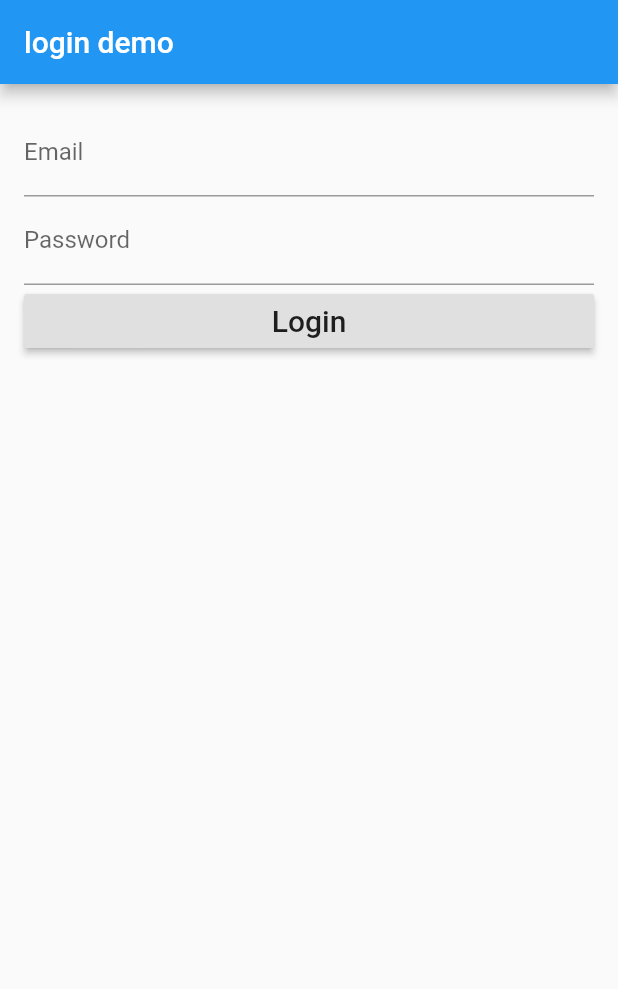
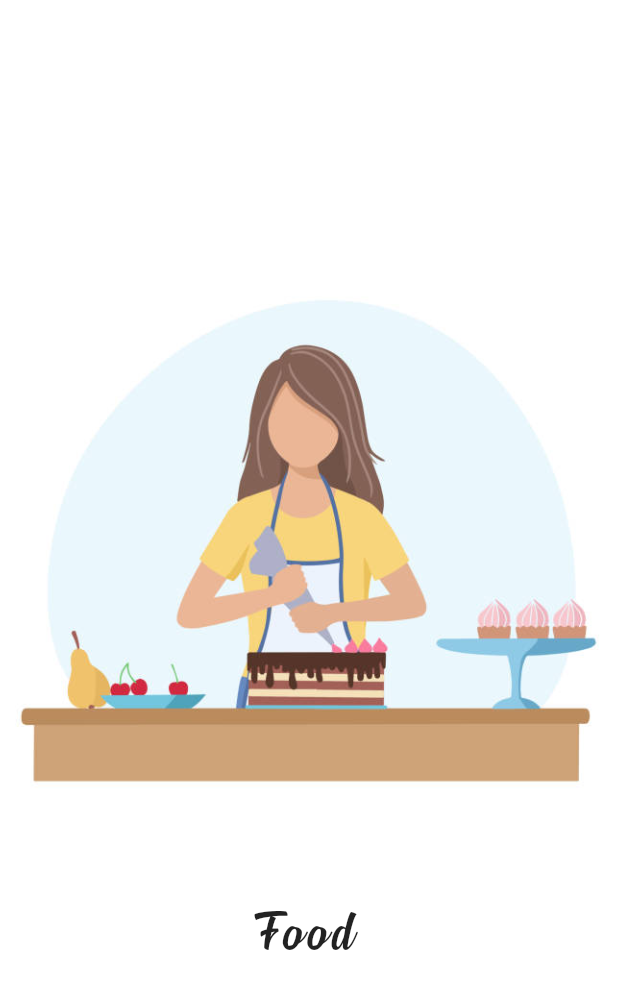
Before and after one commit to lyg509/driver_test, a Flutter app: the screen it shows after launch, on a phone screen of 412 x 824 dp. Shown: the top 989 px of the screen. Run offline on Flutter 3.47's test engine with Material 2 defaults, Android fonts, the phone set to English and light mode, and no system bars; our stand-ins replace firebase_core, geocoding, geolocator, image_picker, sqflite; accounts and stored records are empty.

Commit message:
modified main.yaml

```diff
--- a/lib/main.dart
+++ b/lib/main.dart
@@ -1,23 +1,31 @@
+import 'package:firebase_core/firebase_core.dart';
 import 'package:flutter/material.dart';
-
-import 'login/LoginPage.dart';
+import 'package:phone_login/test/app.dart';
+import 'package:phone_login/test_shop/splashScreen/spalsh_screen.dart';
 
 
-void main() {
-  runApp(new MyApp());
+
+
+Future<void>  main() async{
+  WidgetsFlutterBinding.ensureInitialized();
+
+  await Firebase.initializeApp();
+
+  runApp( MyApp());
 }
 
 class MyApp extends StatelessWidget {
+
   @override
   Widget build(BuildContext context) {
-    return new MaterialApp(
-      title: 'login demo',
+    return  MaterialApp(
+      title: 'test',
       debugShowCheckedModeBanner: false,
-      theme: new ThemeData(
+      theme:  ThemeData(
         primarySwatch: Colors.blue,
 
       ),
-      home: new LoginPage(),
+      home:  MySplashScreen(),
     );
   }
 }
--- /dev/null
+++ b/lib/test_shop/splashScreen/spalsh_screen.dart
@@ -0,0 +1,63 @@
+import 'dart:async';
+
+import 'package:flutter/material.dart';
+import 'package:phone_login/test_shop/authentication/auth_screen.dart';
+
+class MySplashScreen extends StatefulWidget {
+  const MySplashScreen({Key? key}) : super(key: key);
+
+  @override
+  _MySplashScreenState createState() => _MySplashScreenState();
+}
+
+
+
+class _MySplashScreenState extends State<MySplashScreen> {
+
+  startTimer(){
+    Timer(Duration(seconds: 8), () async {
+      await Navigator.push(context, MaterialPageRoute(builder: (c)=> const AuthScreen()));
+    });
+  }
+
+  @override
+  void initState() {
+    super.initState();
+    startTimer();
+
+  }
+
+  @override
+  Widget build(BuildContext context) {
+    return Material(
+        child: Container(
+          color: Colors.white,
+          child: Center(
+            child: Column(
+              mainAxisAlignment: MainAxisAlignment.center,
+              children: [
+                Padding(
+                    padding: const EdgeInsets.all(10.0),
+                    child: Image.asset("images/splash.jpg")),
+                SizedBox(height: 10,),
+                const Padding(
+                  padding: EdgeInsets.all(18.0),
+                  child: Text(
+                    "Food",
+                    textAlign: TextAlign.center,
+                    style: TextStyle(
+                      color: Colors.black87,
+                      fontSize: 40,
+                      fontFamily: "Signatra",
+                      letterSpacing: 3,
+
+                    ),
+
+                  ),
+                )
+              ],
+            ),
+          ),
+        ));
+  }
+}
```
Also changed, not shown: analysis_options.yaml (added, +9 -0 lines), lib/test_shop/authentication/auth_screen.dart (added, +79 -0 lines), lib/test_shop/authentication/login.dart (added, +67 -0 lines), lib/test_shop/authentication/register.dart (added, +169 -0 lines), lib/test_shop/widgets/custom_text_field.dart (added, +44 -0 lines), pubspec.yaml (+37 -27 lines), assets/fonts/BebasNeue-Regular.ttf (added), assets/fonts/Lobster-Regular.ttf (added), assets/fonts/Signatra.ttf (added), assets/fonts/VarelaRound-Regular.ttf (added), images/delivered.jpg (added), images/packing.png (added), images/seller.png (added), images/splash.jpg (added), 1 more files, 7 other files.
